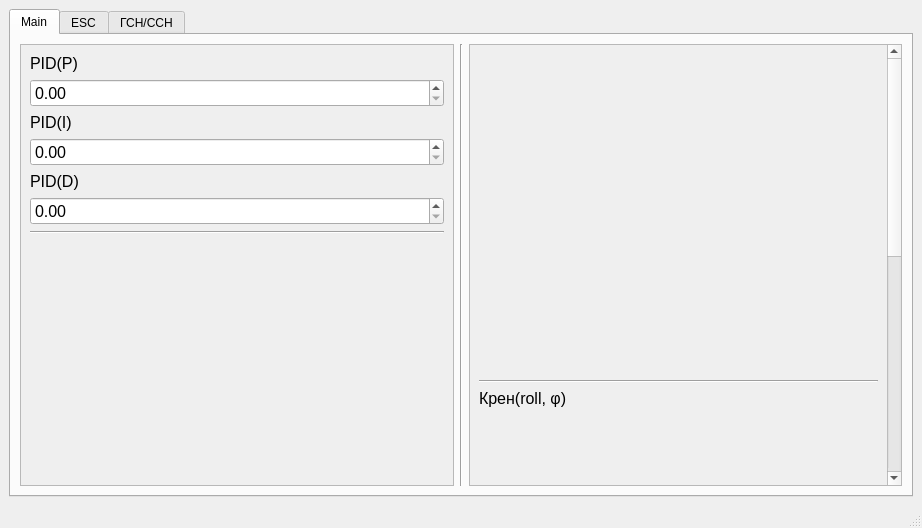
Before: the Qt Designer form mainwindow.ui in AlexS303E/cpp-UDM, drawn with Qt 5.
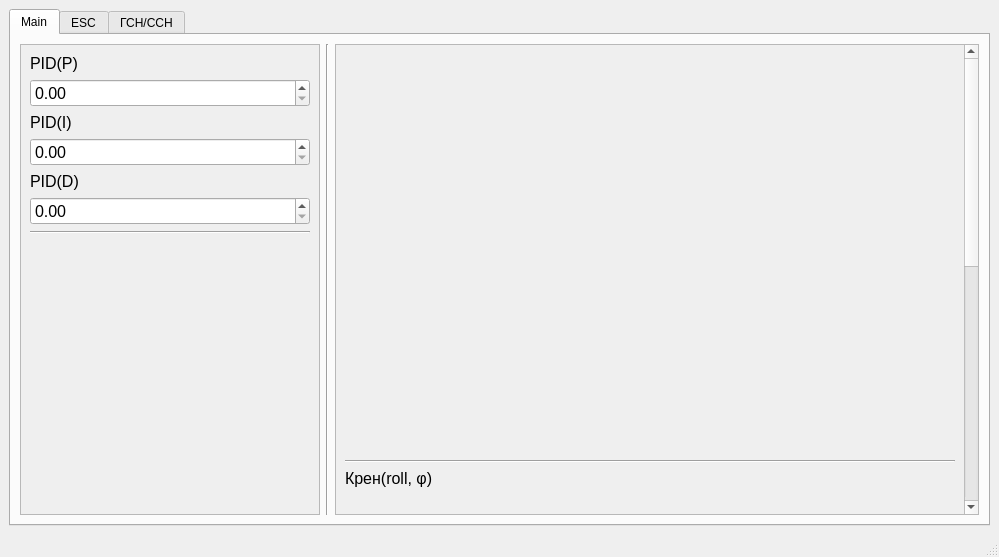
After: the same form once the commit is applied. Custom widgets are drawn as their Qt base class.

What changed in the file:
```diff
--- a/mainwindow.ui
+++ b/mainwindow.ui
@@ -6,8 +6,8 @@
    <rect>
     <x>0</x>
     <y>0</y>
-    <width>922</width>
-    <height>528</height>
+    <width>999</width>
+    <height>557</height>
    </rect>
   </property>
   <property name="windowTitle">
@@ -27,6 +27,12 @@
        <layout class="QGridLayout" name="gridLayout_2">
         <item row="0" column="1">
          <widget class="QScrollArea" name="scrollArea_controls">
+          <property name="maximumSize">
+           <size>
+            <width>300</width>
+            <height>16777215</height>
+           </size>
+          </property>
           <property name="widgetResizable">
            <bool>true</bool>
           </property>
@@ -35,8 +41,8 @@
             <rect>
              <x>0</x>
              <y>0</y>
-             <width>431</width>
-             <height>418</height>
+             <width>298</width>
+             <height>447</height>
             </rect>
            </property>
            <layout class="QVBoxLayout" name="verticalLayout_controls">
@@ -48,6 +54,12 @@
                 <verstretch>0</verstretch>
                </sizepolicy>
               </property>
+              <property name="maximumSize">
+               <size>
+                <width>280</width>
+                <height>16777215</height>
+               </size>
+              </property>
               <property name="font">
                <font>
                 <pointsize>12</pointsize>
@@ -60,6 +72,12 @@
             </item>
             <item>
              <widget class="QDoubleSpinBox" name="doubleSpinBox">
+              <property name="maximumSize">
+               <size>
+                <width>280</width>
+                <height>16777215</height>
+               </size>
+              </property>
               <property name="font">
                <font>
                 <pointsize>12</pointsize>
@@ -75,6 +93,12 @@
                 <verstretch>0</verstretch>
                </sizepolicy>
               </property>
+              <property name="maximumSize">
+               <size>
+                <width>280</width>
+                <height>16777215</height>
+               </size>
+              </property>
               <property name="font">
                <font>
                 <pointsize>12</pointsize>
@@ -87,6 +111,12 @@
             </item>
             <item>
              <widget class="QDoubleSpinBox" name="doubleSpinBox_2">
+              <property name="maximumSize">
+               <size>
+                <width>280</width>
+                <height>16777215</height>
+               </size>
+              </property>
               <property name="font">
                <font>
                 <pointsize>12</pointsize>
@@ -102,6 +132,12 @@
                 <verstretch>0</verstretch>
                </sizepolicy>
               </property>
+              <property name="maximumSize">
+               <size>
+                <width>280</width>
+                <height>16777215</height>
+               </size>
+              </property>
               <property name="font">
                <font>
                 <pointsize>12</pointsize>
@@ -114,6 +150,12 @@
             </item>
             <item>
              <widget class="QDoubleSpinBox" name="doubleSpinBox_3">
+              <property name="maximumSize">
+               <size>
+                <width>280</width>
+                <height>16777215</height>
+               </size>
+              </property>
               <property name="font">
                <font>
                 <pointsize>12</pointsize>
@@ -123,23 +165,16 @@
             </item>
             <item>
              <widget class="Line" name="line_3">
-              <property name="orientation">
-               <enum>Qt::Horizontal</enum>
-              </property>
-             </widget>
-            </item>
-            <item>
-             <spacer name="horizontalSpacer_2">
-              <property name="orientation">
-               <enum>Qt::Horizontal</enum>
-              </property>
-              <property name="sizeHint" stdset="0">
+              <property name="maximumSize">
                <size>
-                <width>40</width>
-                <height>20</height>
+                <width>280</width>
+                <height>16777215</height>
                </size>
               </property>
-             </spacer>
+              <property name="orientation">
+               <enum>Qt::Horizontal</enum>
+              </property>
+             </widget>
             </item>
             <item>
              <spacer name="verticalSpacer">
@@ -175,12 +210,27 @@
             <rect>
              <x>0</x>
              <y>0</y>
-             <width>413</width>
-             <height>931</height>
+             <width>623</width>
+             <height>1013</height>
             </rect>
            </property>
            <layout class="QVBoxLayout" name="verticalLayout_plot">
             <item>
+             <layout class="QHBoxLayout" name="horizontalLayout_2">
+              <item>
+               <spacer name="horizontalSpacer_3">
+                <property name="orientation">
+                 <enum>Qt::Horizontal</enum>
+                </property>
+                <property name="sizeHint" stdset="0">
+                 <size>
+                  <width>40</width>
+                  <height>20</height>
+                 </size>
+                </property>
+               </spacer>
+              </item>
+              <item>
              <widget class="QWidget" name="ThreDWidget" native="true">
               <property name="sizePolicy">
                <sizepolicy hsizetype="Minimum" vsizetype="Preferred">
@@ -190,14 +240,29 @@
               </property>
               <property name="minimumSize">
                <size>
-                <width>320</width>
-                <height>320</height>
+                  <width>400</width>
+                  <height>400</height>
                </size>
               </property>
               <property name="layoutDirection">
                <enum>Qt::LeftToRight</enum>
               </property>
              </widget>
+              </item>
+              <item>
+               <spacer name="horizontalSpacer_4">
+                <property name="orientation">
+                 <enum>Qt::Horizontal</enum>
+                </property>
+                <property name="sizeHint" stdset="0">
+                 <size>
+                  <width>40</width>
+                  <height>20</height>
+                 </size>
+                </property>
+               </spacer>
+              </item>
+             </layout>
             </item>
             <item>
              <widget class="Line" name="line_2">
```
Left out of the diff: 6 changed lines with no effect on the pictures. Lines whose indentation alone changed are shown as unchanged.
